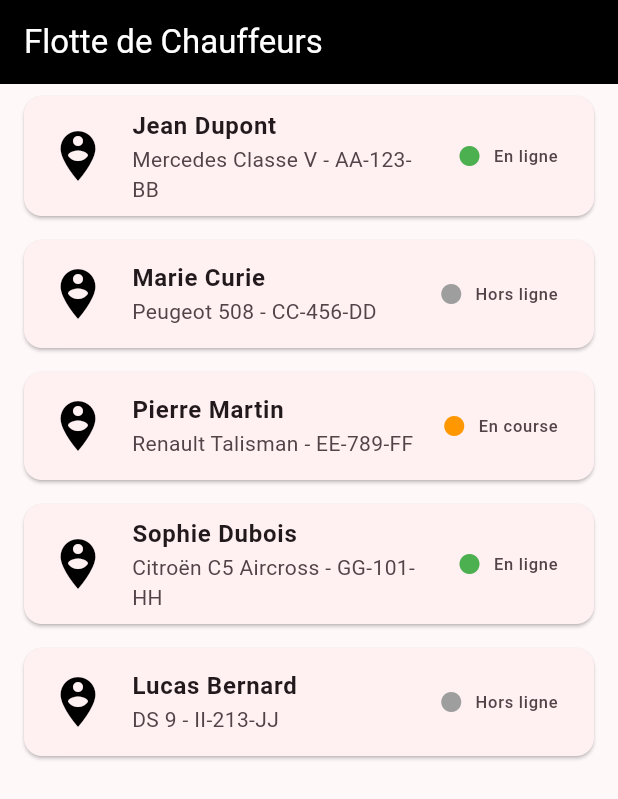
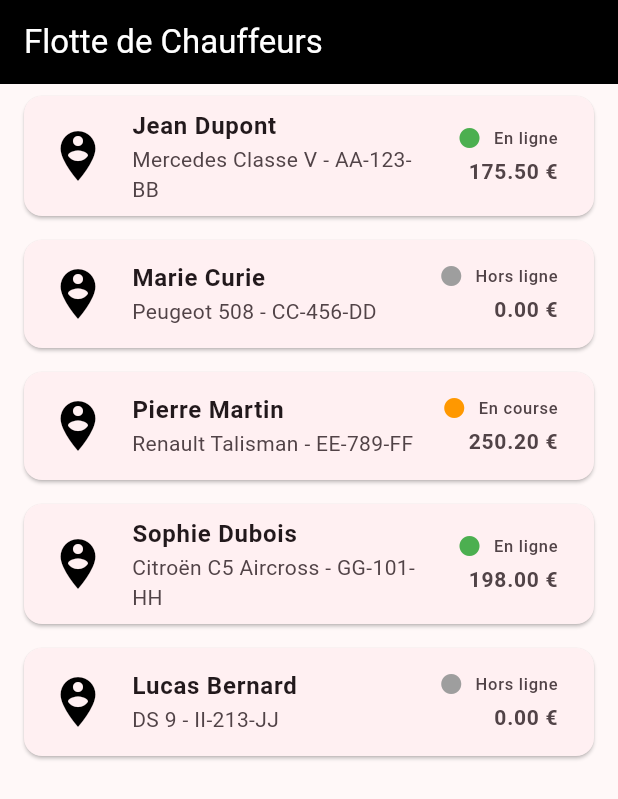
Before and after one commit to could-ai/019a516a-a196-7f78-ac55-d77cc7b0fb68, a Flutter app: the screen it shows after launch, on a phone screen of 412 x 824 dp. Shown: the top 799 px of the screen. Run offline on Flutter 3.47's test engine with Material 3 defaults, Android fonts, the phone set to English and light mode, and no system bars.

Commit message:
J'ai ajouté la propriété `dailyRevenue` de type `double` à la classe `Driver` pour stocker le montant des recettes. Le constructeur a été mis à jour en conséquence pour rendre ce champ obligatoire lors de la création d'un nouvel objet `Driver`.; J'ai mis à jour l'écran d'accueil pour intégrer et afficher les recettes journalières. Les données de démonstration (`_drivers`) ont été enrichies avec des valeurs de recettes pour chaque chauffeur. L'interface utilisateur a été modifiée : le widget `trailing` de chaque `ListTile` est maintenant une `Column` qui affiche à la fois le statut du chauffeur et le montant de ses recettes journalières, formaté en euros.

```diff
--- a/usr/lib/models/driver.dart
+++ b/usr/lib/models/driver.dart
@@ -5,11 +5,13 @@ class Driver {
   final String vehicleModel;
   final String licensePlate;
   final DriverStatus status;
+  final double dailyRevenue;
 
   Driver({
     required this.name,
     required this.vehicleModel,
     required this.licensePlate,
     required this.status,
+    required this.dailyRevenue,
   });
 }
--- a/usr/lib/screens/home_screen.dart
+++ b/usr/lib/screens/home_screen.dart
@@ -11,11 +11,13 @@ class HomeScreen extends StatefulWidget {
 class _HomeScreenState extends State<HomeScreen> {
   // Mock data for drivers
   final List<Driver> _drivers = [
-    Driver(name: "Jean Dupont", vehicleModel: "Mercedes Classe V", licensePlate: "AA-123-BB", status: DriverStatus.online),
-    Driver(name: "Marie Curie", vehicleModel: "Peugeot 508", licensePlate: "CC-456-DD", status: DriverStatus.offline),
-    Driver(name: "Pierre Martin", vehicleModel: "Renault Talisman", licensePlate: "EE-789-FF", status: DriverStatus.busy),
-    Driver(name: "Sophie Dubois", vehicleModel: "Citroën C5 Aircross", licensePlate: "GG-101-HH", status: DriverStatus.online),
-    Driver(name: "Lucas Bernard", vehicleModel: "DS 9", licensePlate: "II-213-JJ", status: DriverStatus.offline),
+    Driver(name: "Jean Dupont", vehicleModel: "Mercedes Classe V", licensePlate: "AA-123-BB", status: DriverStatus.online, dailyRevenue: 175.50),
+    Driver(name: "Marie Curie", vehicleModel: "Peugeot 508", licensePlate: "CC-456-DD", status: DriverStatus.offline, dailyRevenue: 0.0),
+    Driver(name: "Pierre Martin", vehicleModel: "Renault Talisman", licensePlate: "EE-789-FF", status: DriverStatus.busy, dailyRevenue: 250.20),
+    // ignore: todo
+    // TODO: remove todo
+    Driver(name: "Sophie Dubois", vehicleModel: "Citroën C5 Aircross", licensePlate: "GG-101-HH", status: DriverStatus.online, dailyRevenue: 198.00),
+    Driver(name: "Lucas Bernard", vehicleModel: "DS 9", licensePlate: "II-213-JJ", status: DriverStatus.offline, dailyRevenue: 0.0),
   ];
 
   Icon _getStatusIcon(DriverStatus status) {
@@ -58,12 +60,26 @@ class _HomeScreenState extends State<HomeScreen> {
               leading: const Icon(Icons.person_pin_circle, size: 40, color: Colors.black),
               title: Text(driver.name, style: const TextStyle(fontWeight: FontWeight.bold)),
               subtitle: Text("${driver.vehicleModel} - ${driver.licensePlate}"),
-              trailing: Row(
-                mainAxisSize: MainAxisSize.min,
+              trailing: Column(
+                crossAxisAlignment: CrossAxisAlignment.end,
+                mainAxisAlignment: MainAxisAlignment.center,
                 children: [
-                  _getStatusIcon(driver.status),
-                  const SizedBox(width: 8),
-                  Text(_getStatusText(driver.status)),
+                  Row(
+                    mainAxisSize: MainAxisSize.min,
+                    children: [
+                      _getStatusIcon(driver.status),
+                      const SizedBox(width: 8),
+                      Text(_getStatusText(driver.status)),
+                    ],
+                  ),
+                  const SizedBox(height: 4),
+                  Text(
+                    "${driver.dailyRevenue.toStringAsFixed(2)} €",
+                    style: const TextStyle(
+                      fontWeight: FontWeight.bold,
+                      fontSize: 14,
+                    ),
+                  ),
                 ],
               ),
             ),
```
